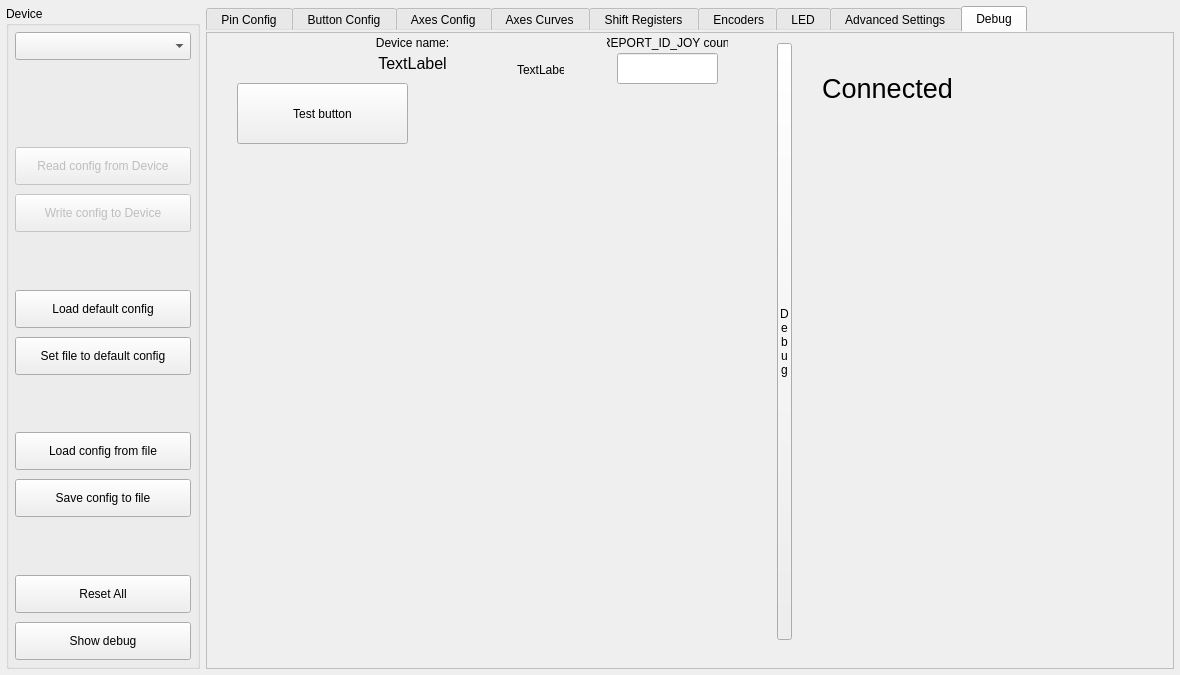
Before: the Qt Designer form mainwindow.ui in FreeJoy-Team/FreeJoyConfiguratorQt, drawn with Qt 5.
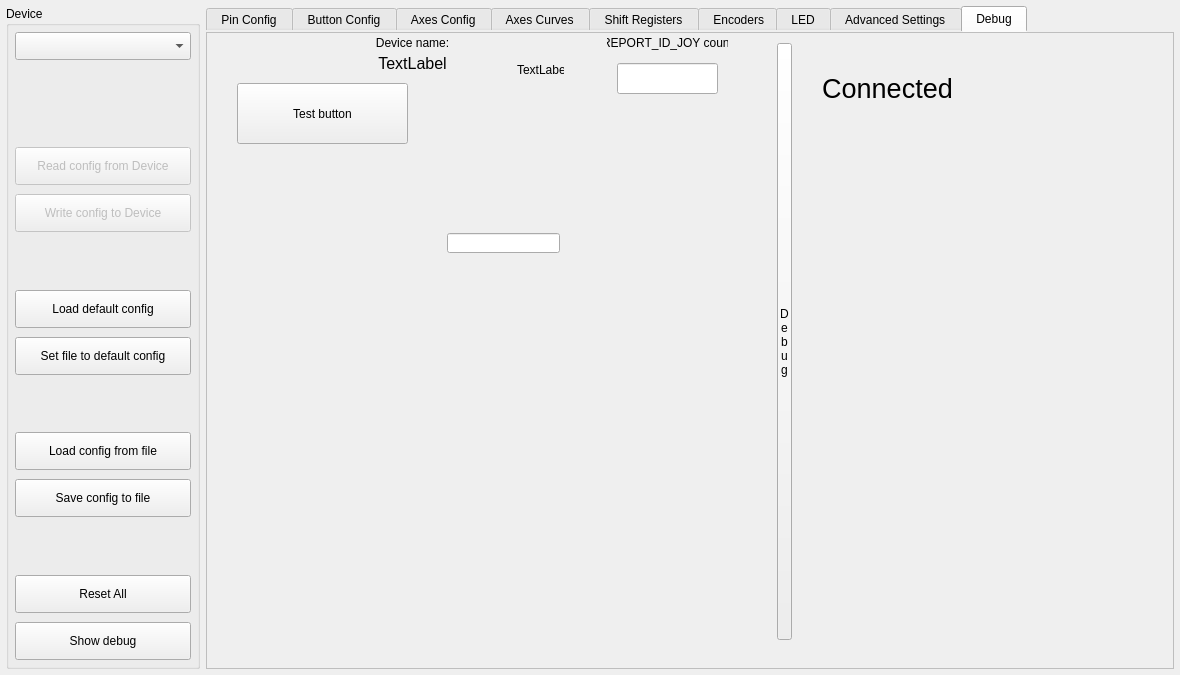
After: the same form once the commit is applied. The open tabs and pages were chosen to show the change. Custom widgets are drawn as their Qt base class.

Commit message: fixed device renaming in windows

Patch:
```diff
--- a/mainwindow.ui
+++ b/mainwindow.ui
@@ -567,7 +567,7 @@
         <property name="geometry">
          <rect>
           <x>410</x>
-          <y>20</y>
+          <y>30</y>
           <width>101</width>
           <height>31</height>
          </rect>
@@ -670,6 +670,16 @@
 g</string>
         </property>
        </widget>
+       <widget class="QLineEdit" name="lineEdit_2">
+        <property name="geometry">
+         <rect>
+          <x>240</x>
+          <y>200</y>
+          <width>113</width>
+          <height>20</height>
+         </rect>
+        </property>
+       </widget>
       </widget>
      </widget>
     </item>
```
The commit also changes 6 other files.
